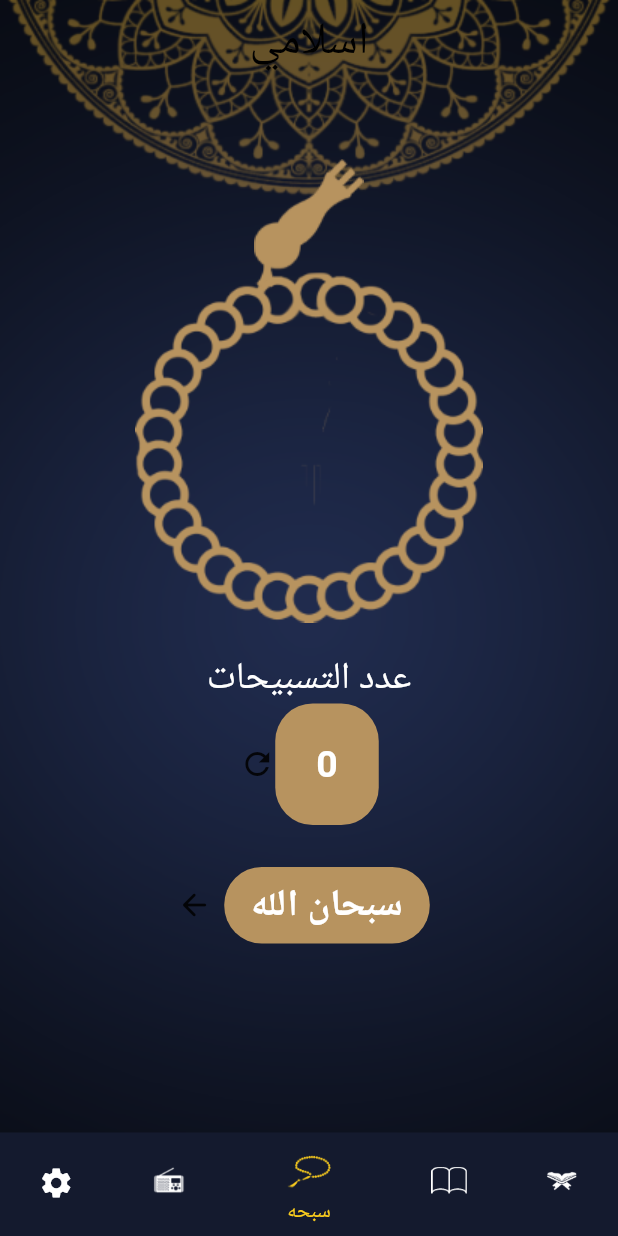
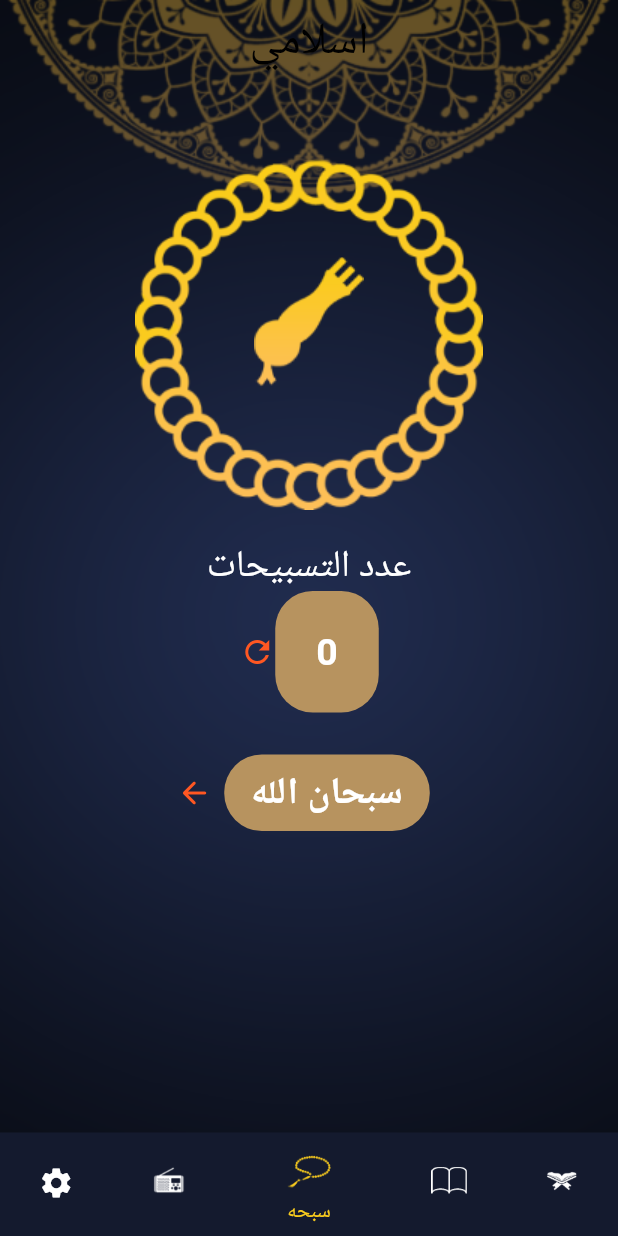
Before and after one commit to Elmokh1/eslamic-App, a Flutter app: the screen it shows after launch, item 3 of the bottom bar chosen, on a phone screen of 412 x 824 dp. Run offline on Flutter 3.47's test engine with Material 2 defaults, Android fonts, the phone set to English and light mode, and no system bars; our stand-ins replace animated_splash_screen; generated files the repository leaves out were written again.

Commit message:
"App_them&Language"

```diff
--- a/lib/Provider/settings_provider.dart
+++ b/lib/Provider/settings_provider.dart
@@ -20,6 +20,16 @@ class SettingsProvider extends ChangeNotifier {
         ? "images/dark_bg.png"
         : "images/default_bg.png";
   }
+  String getmainbacksebhalogo() {
+    return currentMode == ThemeMode.dark
+        ? "images/body_sebha_dark.png"
+        : "images/body_sebha_logo.png";
+  }
+  String getmainbacksebhahead() {
+    return currentMode == ThemeMode.dark
+        ? "images/head_sebha_dark.png"
+        : "images/head_sebha_logo.png";
+  }
   void ChangeLanguage(String newLang){
     if(currentLocal==newLang)return;
     currentLocal=newLang;
@@ -27,28 +37,3 @@ class SettingsProvider extends ChangeNotifier {
 
   }
 }
-
-// import 'package:flutter/material.dart';
-//
-// class SettingsProvider extends ChangeNotifier {
-//   ThemeMode currentTheme = ThemeMode.dark;
-//
-//
-//   void changeTheme(ThemeMode newMode) {
-//     if (newMode == currentTheme) return;
-//     currentTheme = newMode;
-//     notifyListeners();
-//   }
-//
-//   bool isDark() {
-//     return currentTheme == ThemeMode.dark; // true OR false
-//   }
-//
-//   String getMainBackGround() {
-//     return currentTheme == ThemeMode.dark
-//         ? "images/dark_bg.png"
-//         : "images/default_bg.png";
-//   }
-//
-// }
-//
--- a/lib/Sebha/sebha-tab.dart
+++ b/lib/Sebha/sebha-tab.dart
@@ -1,4 +1,9 @@
+import 'dart:math';
+
 import 'package:flutter/material.dart';
+import 'package:provider/provider.dart';
+
+import '../Provider/settings_provider.dart';
 
 class Sebha_tab extends StatefulWidget {
   @override
@@ -8,6 +13,7 @@ class Sebha_tab extends StatefulWidget {
 class _Sebha_tabState extends State<Sebha_tab> {
   int Sebhanum = 0;
   int index = 0;
+  int num = 0;
   List<String> tasbeh = [
     "سبحان الله",
     "الله اكبر ",
@@ -16,6 +22,7 @@ class _Sebha_tabState extends State<Sebha_tab> {
 
   @override
   Widget build(BuildContext context) {
+    var settingsProvider = Provider.of<SettingsProvider>(context);
     return Container(
       child: Scaffold(
         backgroundColor: Colors.transparent,
@@ -24,21 +31,30 @@ class _Sebha_tabState extends State<Sebha_tab> {
             children: [
               Padding(
                 padding: EdgeInsets.only(top: 50.0),
-                child: Stack(alignment: Alignment.topCenter, children: [
-                  Padding(
-                    padding: EdgeInsets.only(top: 75.0),
-                    child: Image(
-                      image: AssetImage(
-                        "images/body_sebha_logo.png",
+                child: Stack(
+                  children: [
+                    Container(
+                      alignment: Alignment.center,
+                      child:  Image(
+                        image: AssetImage(
+                          settingsProvider.getmainbacksebhalogo(),
+                        ),
                       ),
                     ),
-                  ),
-                  const Image(
-                    image: AssetImage(
-                      "images/head_sebha_logo.png",
+                    Container(
+                      padding: const EdgeInsetsDirectional.only(top: 65),
+                      alignment: Alignment.center,
+                      child: Transform.rotate(
+                        angle: num * pi / 18,
+                        child:  Image(
+                          image: AssetImage(
+                            settingsProvider.getmainbacksebhahead(),
+                          ),
+                        ),
+                      ),
                     ),
-                  ),
-                ]),
+                  ],
+                ),
               ),
               const Padding(
                 padding: EdgeInsets.only(top: 20.0),
@@ -70,9 +86,10 @@ class _Sebha_tabState extends State<Sebha_tab> {
                       onTap: () {
                         setState(() {
                           Sebhanum = 0;
+                          num =0;
                         });
                       },
-                      child: Icon(Icons.refresh)),
+                      child: Icon(Icons.refresh, color: Colors.deepOrange)),
                 ],
               ),
               Padding(
@@ -97,16 +114,8 @@ class _Sebha_tabState extends State<Sebha_tab> {
                         onTap: () {
                           setState(() {
                             Sebhanum++;
-                            for(int i =0; i<=tasbeh.length; i++) {
-                              if (i > 0 && Sebhanum == 33) {
-                                tasbeh[i];
-                                Sebhanum = 0;
-                               }
-                                 // else if (i == 0 && Sebhanum == 33) {
-                              //   i = 2;
-                              //   Sebhanum = 0;
-                              // }
-                            }});
+                            num++;
+                          });
                         },
                         child: Container(
                           width: 137,
@@ -125,14 +134,17 @@ class _Sebha_tabState extends State<Sebha_tab> {
                       ),
                     ),
                     InkWell(
-                      child: Icon(Icons.arrow_forward_rounded),
+                      child: Icon(Icons.arrow_forward_rounded,
+                          color: Colors.deepOrange),
                       onTap: () {
                         if (index > 0) {
                           index = index - 1;
-                          Sebhanum =0;
+                          Sebhanum = 0;
+                          num =0;
                         } else {
                           index = 2;
-                          Sebhanum =0;
+                          Sebhanum = 0;
+                          num =0;
 
                         }
                         setState(() {});
--- a/lib/main.dart
+++ b/lib/main.dart
@@ -40,7 +40,7 @@ class MyApp extends StatelessWidget {
         Hadethdetails.routeName: (context) => Hadethdetails(),
         SplashScreen.routeName: (context) => SplashScreen(),
       },
-      initialRoute: SplashScreen.routeName,
+      initialRoute: HomeScreen.routeName,
     );
   }
 }
```
Also changed, not shown: lib/Settings/settings.dart (+11 -2 lines), lib/test.dart (added, +151 -0 lines).
